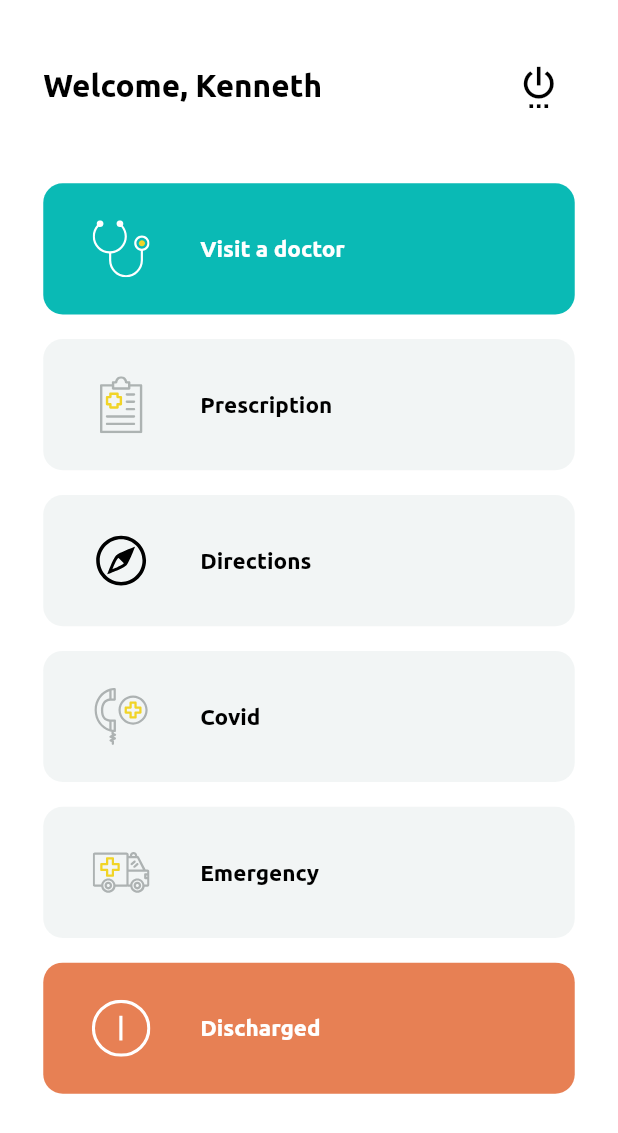
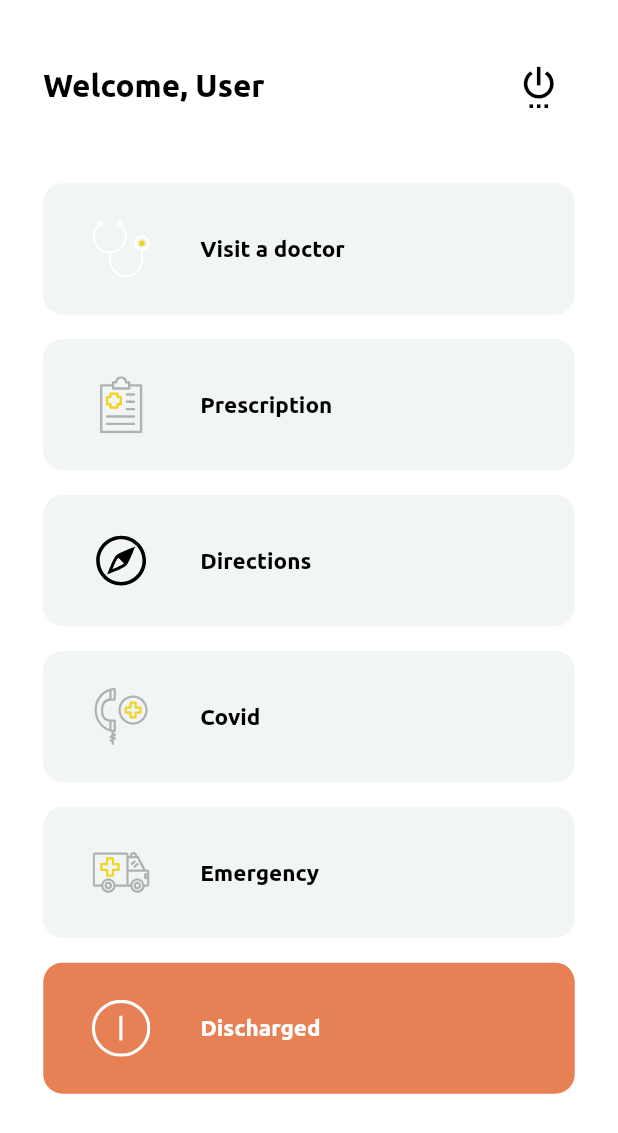
Before and after one commit to dirisujesse/dirisujesse-greenmedical, a Flutter app: the DashboardPage screen opened by its route, on a phone screen of 412 x 824 dp. Shown: the top 1133 px of the screen. Run offline on Flutter 3.47's test engine with Material 2 defaults, Android fonts, the phone set to English and light mode, and no system bars; our stand-ins replace flutter_svg, geolocator, google_maps_flutter, hive, hive_flutter, table_calendar; accounts and stored records are empty.

Commit message:
Dashboard state

```diff
--- /dev/null
+++ b/lib/components/typography/name_text.dart
@@ -0,0 +1,28 @@
+import 'package:flutter/widgets.dart';
+import 'package:hive/hive.dart';
+import 'package:hive_flutter/hive_flutter.dart';
+import 'package:roavapp/components/typography/app_text.dart';
+import 'package:roavapp/styles/text_styles.dart';
+
+class NameText extends StatelessWidget {
+  final _db = Hive.box("user_data");
+
+  NameText();
+
+  @override
+  Widget build(BuildContext context) {
+    return ValueListenableBuilder(
+      valueListenable: _db.listenable(keys: ["currentUser"]),
+      builder: (context, Box db, _) {
+        final user = db.get("currentUser", defaultValue: {"name": "User"});
+        final name = user["name"] ?? "User";
+        return AppText(
+          "Welcome, ${name.split(" ")[0]}",
+          style: boldText.copyWith(
+            fontSize: 50,
+          ),
+        );
+      },
+    );
+  }
+}
--- a/lib/pages/dashboard/dashboard_page.dart
+++ b/lib/pages/dashboard/dashboard_page.dart
@@ -2,12 +2,12 @@ import 'package:flutter/material.dart';
 import 'package:flutter_svg/svg.dart';
 import 'package:roavapp/components/fragments/list_items/dashboard_list_item.dart';
 import 'package:roavapp/components/fragments/spacers/app_sized_box.dart';
-import 'package:roavapp/components/typography/app_text.dart';
+import 'package:roavapp/components/typography/name_text.dart';
 import 'package:roavapp/services/auth_service.dart';
 import 'package:roavapp/styles/colors.dart';
-import 'package:roavapp/styles/text_styles.dart';
 import 'package:roavapp/utils/dimensions.dart';
 import 'package:roavapp/values/json.dart';
+import 'package:roavapp/values/values.dart';
 
 class DashboardPage extends StatelessWidget {
   const DashboardPage();
@@ -32,12 +32,7 @@ class DashboardPage extends StatelessWidget {
                   crossAxisAlignment: CrossAxisAlignment.center,
                   mainAxisSize: MainAxisSize.min,
                   children: <Widget>[
-                    AppText(
-                      "Welcome, Kenneth",
-                      style: boldText.copyWith(
-                        fontSize: 50,
-                      ),
-                    ),
+                    NameText(),
                     IconButton(
                       icon: Icon(
                         Icons.settings_power,
@@ -55,20 +50,27 @@ class DashboardPage extends StatelessWidget {
                 ),
                 const AppSizedBox(height: 4),
                 for (final item in dashItems)
-                  DashboardListItem(
+                  ValueListenableBuilder(
+                    valueListenable: dashboardIndex,
+                    builder: (context, int activeIndex, _) {
+                      return DashboardListItem(
                         leading: SvgPicture.asset(
                           item.icon,
                           height: scaler.fontSizer.sp(90),
                           width: scaler.fontSizer.sp(90),
                         ),
                         title: item.title,
-                    isActive: item.title == "Discharged" ||
-                        item.title == "Visit a doctor",
+                        isActive: item.title == "Discharged" || activeIndex == dashItems.indexOf(item),
                         activeColor: item.title == "Discharged"
                             ? appOrange
-                        : item.title == "Visit a doctor" ? appTeal : appGray,
+                            : appTeal,
                         onTap: () {
+                          if (item.route != "/discharges") {
                             Navigator.of(context).pushNamed(item.route);
+                            dashboardIndex.value = dashItems.indexOf(item);
+                          }
+                        },
+                      );
                     },
                   )
               ],
--- a/lib/services/auth_service.dart
+++ b/lib/services/auth_service.dart
@@ -1,6 +1,7 @@
 import 'package:hive/hive.dart';
 import 'package:roavapp/models/podos/login_response.dart';
 import 'package:roavapp/models/podos/signup_response.dart';
+import 'package:roavapp/values/values.dart';
 
 class AuthService {
   final db = Hive.box("user_data");
@@ -43,6 +44,7 @@ class AuthService {
         "telephone": user["telephone"]
       });
       db.put("isLoggedIn", true);
+      dashboardIndex.value = null;
     } catch (_) {}
   }
 
--- /dev/null
+++ b/lib/values/values.dart
@@ -0,0 +1,3 @@
+import 'package:flutter/material.dart';
+
+final ValueNotifier<int> dashboardIndex = ValueNotifier(null);
```
Lines whose indentation alone changed are shown as unchanged.
